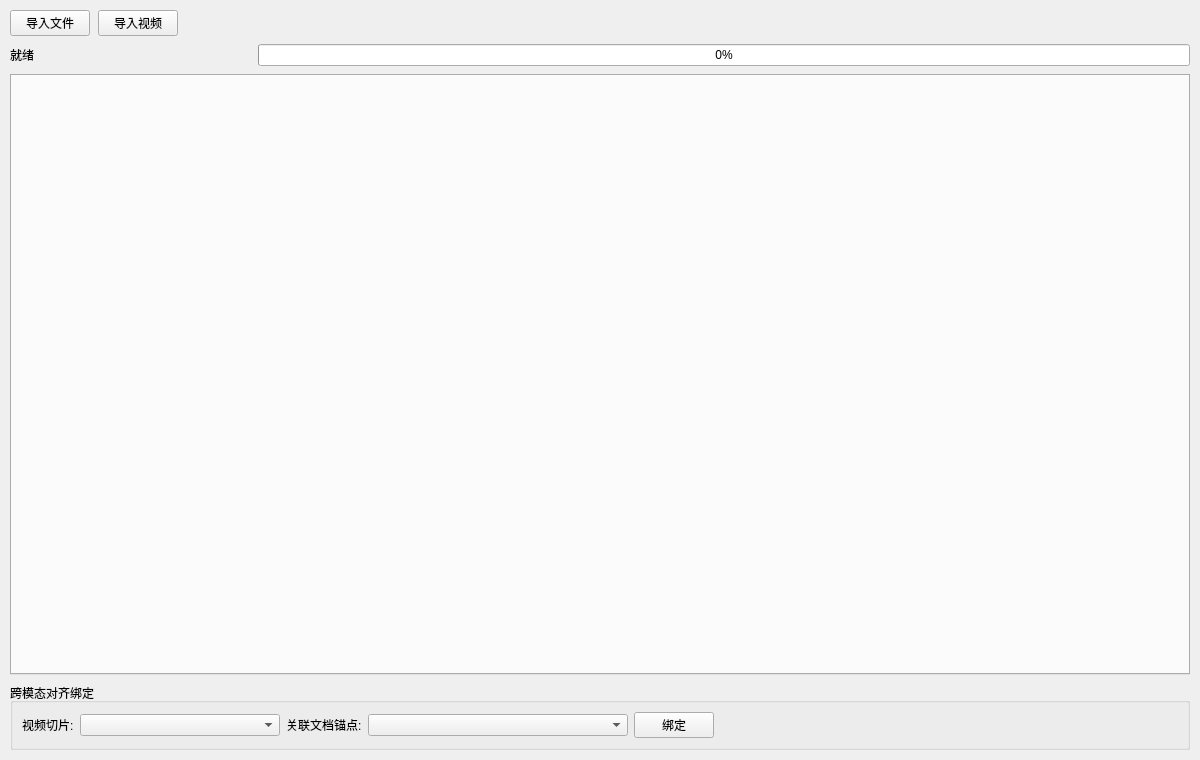
Before: the Qt Designer form OmniLocalRAG/ui/knowledge_editor.ui in EVREN2026/Omni-Local-RAG, drawn with Qt 5.
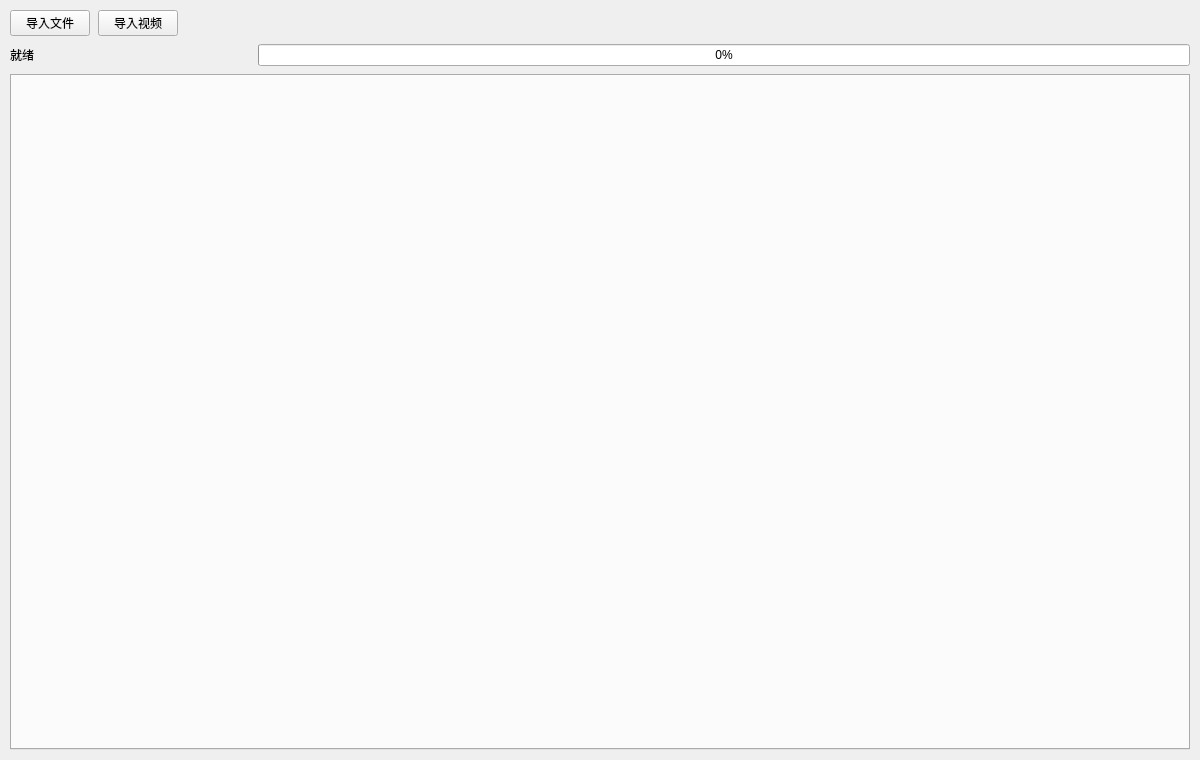
After: the same form once the commit is applied.

Patch:
```diff
--- a/OmniLocalRAG/ui/knowledge_editor.ui
+++ b/OmniLocalRAG/ui/knowledge_editor.ui
@@ -100,69 +100,6 @@
     <item>
      <widget class="QTabWidget" name="tabsWidget"/>
     </item>
-    <item>
-     <widget class="QGroupBox" name="crossModalGroup">
-      <property name="title">
-       <string>跨模态对齐绑定</string>
-      </property>
-      <layout class="QHBoxLayout" name="crossModalLayout">
-       <item>
-        <widget class="QLabel" name="clipLabel">
-         <property name="text">
-          <string>视频切片:</string>
-         </property>
-        </widget>
-       </item>
-       <item>
-        <widget class="QComboBox" name="clipCombo">
-         <property name="minimumSize">
-          <size>
-           <width>200</width>
-           <height>0</height>
-          </size>
-         </property>
-        </widget>
-       </item>
-       <item>
-        <widget class="QLabel" name="anchorLabel">
-         <property name="text">
-          <string>关联文档锚点:</string>
-         </property>
-        </widget>
-       </item>
-       <item>
-        <widget class="QComboBox" name="anchorCombo">
-         <property name="minimumSize">
-          <size>
-           <width>260</width>
-           <height>0</height>
-          </size>
-         </property>
-        </widget>
-       </item>
-       <item>
-        <widget class="QPushButton" name="bindButton">
-         <property name="text">
-          <string>绑定</string>
-         </property>
-        </widget>
-       </item>
-       <item>
-        <spacer name="crossModalSpacer">
-         <property name="orientation">
-          <enum>Qt::Horizontal</enum>
-         </property>
-         <property name="sizeHint" stdset="0">
-          <size>
-           <width>40</width>
-           <height>20</height>
-          </size>
-         </property>
-        </spacer>
-       </item>
-      </layout>
-     </widget>
-    </item>
    </layout>
   </widget>
  </widget>
```
